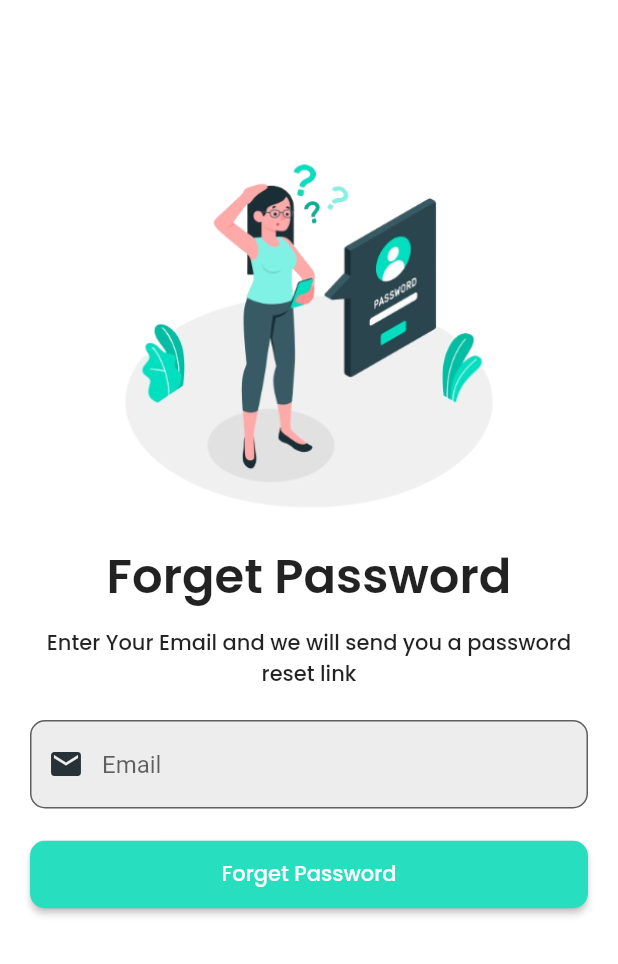
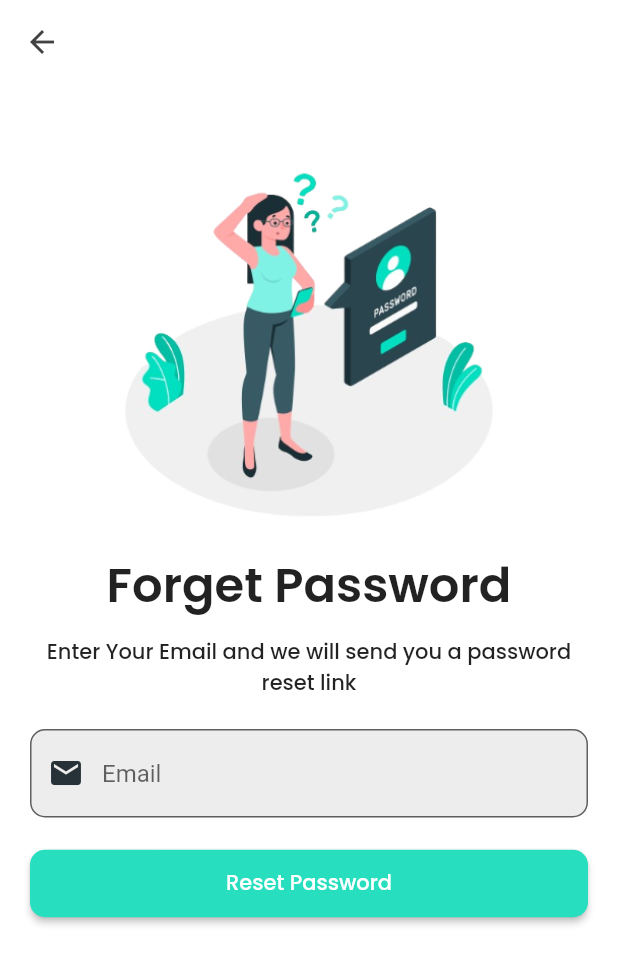
Before and after one commit to parmar-vatsal/Tech-App, a Flutter app: the ForgetPasswordScreen screen opened directly, on a phone screen of 412 x 824 dp. Shown: the top 964 px of the screen. Run offline on Flutter 3.47's test engine with Material 2 defaults, Android fonts, the light colour scheme and no system bars; our stand-ins replace cloud_firestore, firebase_auth, firebase_core, fluttertoast, font_awesome_flutter, google_sign_in; missing offline and left inert: mailer, overlay_loader_with_app_icon; accounts and stored records are empty; network calls fail.

Commit message:
Reset Password Complete

```diff
--- a/lib/Screens/AuthScreen/ForgetPasswordScreen .dart
+++ b/lib/Screens/AuthScreen/ForgetPasswordScreen .dart
@@ -1,15 +1,9 @@
+import 'package:firebase_auth/firebase_auth.dart';
 import 'package:flutter/material.dart';
-import 'package:firebase_auth/firebase_auth.dart';
-import 'package:google_sign_in/google_sign_in.dart';
-import 'package:login/service/firebase/Auth/FBSignUp.dart';
-import 'package:overlay_loader_with_app_icon/overlay_loader_with_app_icon.dart'; // Import the overlay_loader_with_app_icon package
-import 'package:login/Screens/AuthScreen/SignUpScreen.dart';
-import 'package:login/Screens/DrawerScreen/DrawerScreen.dart';
-import 'package:login/service/firebase/Auth/FBLogin.dart';
-import 'package:login/utiles/UserAuthUtils.dart';
+import 'package:overlay_loader_with_app_icon/overlay_loader_with_app_icon.dart';
 
 class ForgetPasswordScreen extends StatefulWidget {
-  const ForgetPasswordScreen({super.key});
+  const ForgetPasswordScreen({Key? key}) : super(key: key);
 
   @override
   State<ForgetPasswordScreen> createState() => _ForgetPasswordScreenState();
@@ -17,16 +11,49 @@ class ForgetPasswordScreen extends StatefulWidget {
 
 class _ForgetPasswordScreenState extends State<ForgetPasswordScreen> {
   final formKey = GlobalKey<FormState>();
-  bool isLoading = false; // Add this variable
+  TextEditingController emailController = TextEditingController();
+  bool isLoading = false;
+
+  @override
+  void dispose() {
+    emailController.dispose();
+    super.dispose();
+  }
+
+  Future passwordReset() async {
+    try {
+      await FirebaseAuth.instance
+          .sendPasswordResetEmail(email: emailController.text.trim());
+      // ignore: use_build_context_synchronously
+      showDialog(
+          context: context,
+          builder: (context) {
+            return const AlertDialog(
+              content: Text(
+                  "Password Reset Link is Sent to Your Email Please Check !"),
+            );
+          });
+    } on FirebaseAuthException catch (e) {
+      print(e);
+      showDialog(
+          context: context,
+          builder: (context) {
+            return AlertDialog(
+              content: Text(e.message.toString()),
+            );
+          });
+    }
+  }
 
   @override
   Widget build(BuildContext context) {
-    TextEditingController emailController = TextEditingController();
-    TextEditingController passController = TextEditingController();
-    var userName = FBSignUp.userName;
-
     return Scaffold(
-        backgroundColor: const Color.fromARGB(255, 255, 255, 255),
+      appBar: AppBar(
+        elevation: 0,
+        iconTheme: IconThemeData(color: Colors.grey[800]),
+        backgroundColor: Colors.transparent,
+      ),
+      backgroundColor: Colors.white,
       body: OverlayLoaderWithAppIcon(
         isLoading: isLoading,
         appIcon: Image.asset('Assets/img/Hourglass_loader.gif'),
@@ -42,16 +69,12 @@ class _ForgetPasswordScreenState extends State<ForgetPasswordScreen> {
               child: Column(
                 crossAxisAlignment: CrossAxisAlignment.center,
                 children: [
-                    const SizedBox(
-                      height: 50,
-                    ),
-                    Image.asset("Assets/img/Forget_password_img.png",
-                        width: 260),
+                  Image.asset("Assets/img/Forget_password_img.png", width: 260),
                   const SizedBox(height: 10),
                   const Text(
                     "Forget Password",
-                      style: TextStyle(
-                          fontSize: 32, fontFamily: 'Poppins-SemiBold'),
+                    style:
+                        TextStyle(fontSize: 32, fontFamily: 'Poppins-SemiBold'),
                   ),
                   const SizedBox(height: 10),
                   const Text(
@@ -60,7 +83,8 @@ class _ForgetPasswordScreenState extends State<ForgetPasswordScreen> {
                     style: TextStyle(
                       fontSize: 14,
                       fontWeight: FontWeight.w100,
-                          fontFamily: 'Poppins-Medium'),
+                      fontFamily: 'Poppins-Medium',
+                    ),
                   ),
                   const SizedBox(height: 20),
                   Column(
@@ -71,46 +95,36 @@ class _ForgetPasswordScreenState extends State<ForgetPasswordScreen> {
                         keyboardType: TextInputType.emailAddress,
                         decoration: InputDecoration(
                           hintText: "Email",
-                            fillColor:
-                                const Color.fromRGBO(217, 217, 217, 0.48),
+                          fillColor: const Color.fromRGBO(217, 217, 217, 0.48),
                           filled: true,
-                            prefixIcon: const Icon(Icons.email,
-                                color: Color.fromRGBO(38, 50, 56, 1)),
+                          prefixIcon: const Icon(
+                            Icons.email,
+                            color: Color.fromRGBO(38, 50, 56, 1),
+                          ),
                           border: OutlineInputBorder(
                             borderRadius: BorderRadius.circular(10),
                           ),
                         ),
-                          validator: (value) {
-                            if (value!.isEmpty) {
-                              return "Please Enter E-mail";
-                            } else if (!RegExp(
-                                    r'^[\w-\.]+@([\w-]+\.)+[\w]{2,4}')
-                                .hasMatch(value)) {
-                              return "Enter Correct E-mail.";
-                            } else {
-                              return null;
-                            }
-                          },
                       ),
                       const SizedBox(height: 20),
                       ElevatedButton(
                         style: ElevatedButton.styleFrom(
                           primary: const Color.fromARGB(255, 39, 222, 191),
-                            padding: const EdgeInsets.symmetric(
-                                vertical: 12), // Button padding
+                          padding: const EdgeInsets.symmetric(vertical: 12),
                           shape: RoundedRectangleBorder(
                             borderRadius: BorderRadius.circular(10),
                           ),
                         ),
                         onPressed: () async {
-                            print("object");
+                          passwordReset();
                         },
                         child: const Text(
-                            "Forget Password",
+                          "Reset Password",
                           style: TextStyle(
                             fontSize: 14,
                             fontWeight: FontWeight.w100,
-                                fontFamily: 'Poppins-Medium'),
+                            fontFamily: 'Poppins-Medium',
+                          ),
                         ),
                       ),
                     ],
@@ -120,6 +134,7 @@ class _ForgetPasswordScreenState extends State<ForgetPasswordScreen> {
             ),
           ),
         ),
-        ));
+      ),
+    );
   }
 }
--- a/lib/Screens/AuthScreen/LoginScreen.dart
+++ b/lib/Screens/AuthScreen/LoginScreen.dart
@@ -147,7 +147,7 @@ class _LoginScreenState extends State<LoginScreen> {
                                     context,
                                     MaterialPageRoute(
                                         builder: (context) =>
-                                            ForgetPasswordScreen()));
+                                            SetPasswordScreen()));
                               },
                             ),
                             TextButton(
@@ -162,7 +162,7 @@ class _LoginScreenState extends State<LoginScreen> {
                                     context,
                                     MaterialPageRoute(
                                         builder: (context) =>
-                                            SetPasswordScreen()));
+                                            ForgetPasswordScreen()));
                               },
                             ),
                           ],
--- a/lib/Screens/AuthScreen/SignUpScreen.dart
+++ b/lib/Screens/AuthScreen/SignUpScreen.dart
@@ -48,6 +48,9 @@ class _SignUpScreenState extends State<SignUpScreen> {
       circularProgressColor: Colors.transparent,
       child: Scaffold(
         backgroundColor: const Color.fromARGB(255, 255, 255, 255),
+        appBar: AppBar(
+          elevation: 0,
+        ),
         body: SingleChildScrollView(
           child: Container(
             width: double.infinity,
```
Lines whose indentation alone changed are shown as unchanged.
